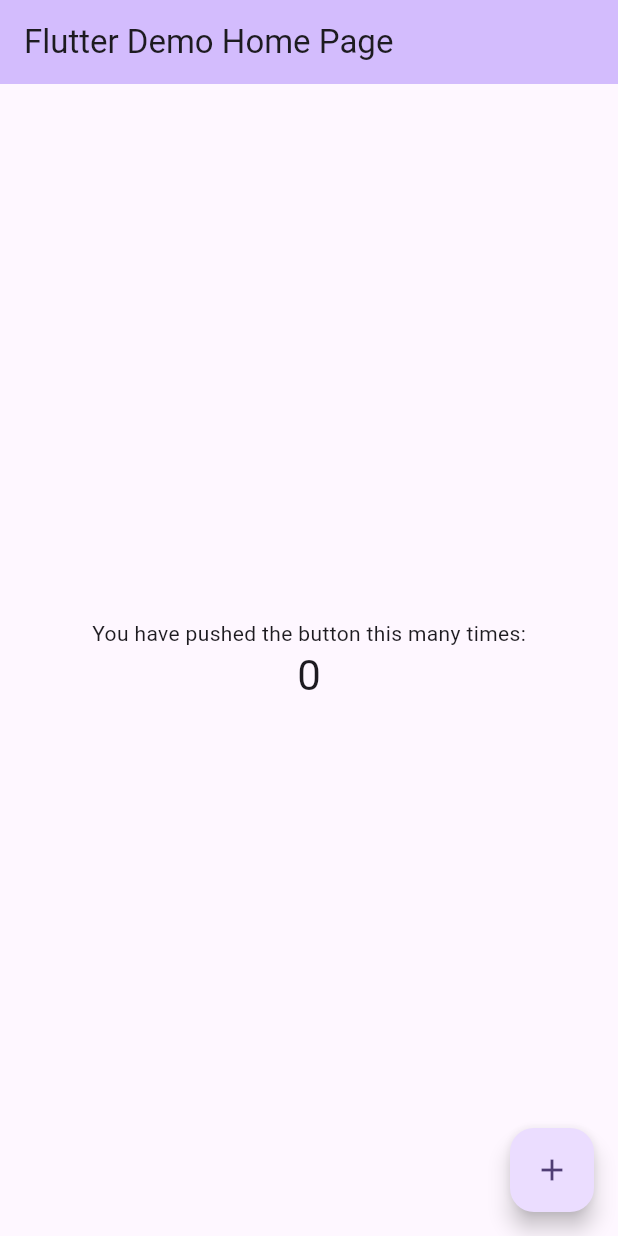
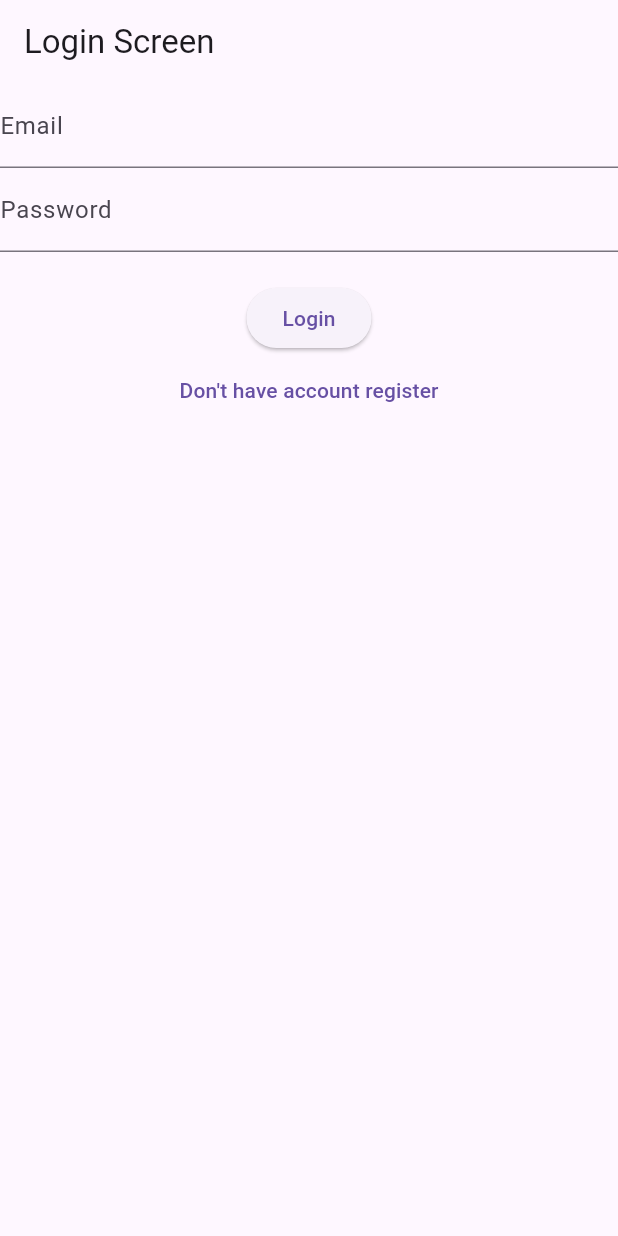
Before and after one commit to Dendup1234/Budget-tracker, a Flutter app: the screen it shows after launch, on a phone screen of 412 x 824 dp. Run offline on Flutter 3.47's test engine with Material 3 defaults, Android fonts, the phone set to English and light mode, and no system bars; our stand-ins replace shared_preferences; accounts and stored records are empty.

Commit message:
Added the User Authentication

```diff
--- /dev/null
+++ b/lib/authentication_screen/login.dart
@@ -0,0 +1,56 @@
+import 'package:budget_tracker/authentication_screen/register.dart';
+import 'package:budget_tracker/providers/auth_provider.dart';
+import 'package:flutter/material.dart';
+import 'package:provider/provider.dart';
+
+class Login extends StatefulWidget {
+  const Login({super.key});
+
+  @override
+  State<Login> createState() => _LoginState();
+}
+
+class _LoginState extends State<Login> {
+  final emailController = TextEditingController();
+  final passwordController = TextEditingController();
+
+  @override
+  Widget build(BuildContext context) {
+    final authProvider = Provider.of<AuthProvider>(context);
+    return Scaffold(
+      appBar: AppBar(title: Text("Login Screen")),
+      body: Column(
+        children: [
+          TextField(
+            controller: emailController,
+            decoration: const InputDecoration(labelText: "Email"),
+          ),
+          TextField(
+            controller: passwordController,
+            decoration: const InputDecoration(labelText: "Password"),
+          ),
+          const SizedBox(height: 20),
+          authProvider.isLoading
+              ? const CircularProgressIndicator()
+              : ElevatedButton(
+                  onPressed: () {
+                    authProvider.login(
+                      emailController.text,
+                      passwordController.text,
+                    );
+                  },
+                  child: const Text("Login"),
+                ),
+          TextButton(
+            onPressed: () {
+              Navigator.of(
+                context,
+              ).push(MaterialPageRoute(builder: (context) => const Register()));
+            },
+            child: Text("Don't have account register"),
+          ),
+        ],
+      ),
+    );
+  }
+}
--- a/lib/main.dart
+++ b/lib/main.dart
@@ -1,122 +1,26 @@
+import 'package:budget_tracker/authentication_screen/login.dart';
+import 'package:budget_tracker/widgets/home.dart';
 import 'package:flutter/material.dart';
+import 'package:provider/provider.dart';
+import 'providers/auth_provider.dart';
 
 void main() {
-  runApp(const MyApp());
+  runApp(
+    ChangeNotifierProvider(create: (_) => AuthProvider(), child: const MyApp()),
+  );
 }
 
 class MyApp extends StatelessWidget {
   const MyApp({super.key});
 
-  // This widget is the root of your application.
   @override
   Widget build(BuildContext context) {
     return MaterialApp(
-      title: 'Flutter Demo',
-      theme: ThemeData(
-        // This is the theme of your application.
-        //
-        // TRY THIS: Try running your application with "flutter run". You'll see
-        // the application has a purple toolbar. Then, without quitting the app,
-        // try changing the seedColor in the colorScheme below to Colors.green
-        // and then invoke "hot reload" (save your changes or press the "hot
-        // reload" button in a Flutter-supported IDE, or press "r" if you used
-        // the command line to start the app).
-        //
-        // Notice that the counter didn't reset back to zero; the application
-        // state is not lost during the reload. To reset the state, use hot
-        // restart instead.
-        //
-        // This works for code too, not just values: Most code changes can be
-        // tested with just a hot reload.
-        colorScheme: ColorScheme.fromSeed(seedColor: Colors.deepPurple),
+      home: Consumer<AuthProvider>(
+        builder: (context, auth, _) {
+          return auth.isAuthenticated ? const HomeScreen() : const Login();
+        },
       ),
-      home: const MyHomePage(title: 'Flutter Demo Home Page'),
     );
   }
 }
-
-class MyHomePage extends StatefulWidget {
-  const MyHomePage({super.key, required this.title});
-
-  // This widget is the home page of your application. It is stateful, meaning
-  // that it has a State object (defined below) that contains fields that affect
-  // how it looks.
-
-  // This class is the configuration for the state. It holds the values (in this
-  // case the title) provided by the parent (in this case the App widget) and
-  // used by the build method of the State. Fields in a Widget subclass are
-  // always marked "final".
-
-  final String title;
-
-  @override
-  State<MyHomePage> createState() => _MyHomePageState();
-}
-
-class _MyHomePageState extends State<MyHomePage> {
-  int _counter = 0;
-
-  void _incrementCounter() {
-    setState(() {
-      // This call to setState tells the Flutter framework that something has
-      // changed in this State, which causes it to rerun the build method below
-      // so that the display can reflect the updated values. If we changed
-      // _counter without calling setState(), then the build method would not be
-      // called again, and so nothing would appear to happen.
-      _counter++;
-    });
-  }
-
-  @override
-  Widget build(BuildContext context) {
-    // This method is rerun every time setState is called, for instance as done
-    // by the _incrementCounter method above.
-    //
-    // The Flutter framework has been optimized to make rerunning build methods
-    // fast, so that you can just rebuild anything that needs updating rather
-    // than having to individually change instances of widgets.
-    return Scaffold(
-      appBar: AppBar(
-        // TRY THIS: Try changing the color here to a specific color (to
-        // Colors.amber, perhaps?) and trigger a hot reload to see the AppBar
-        // change color while the other colors stay the same.
-        backgroundColor: Theme.of(context).colorScheme.inversePrimary,
-        // Here we take the value from the MyHomePage object that was created by
-        // the App.build method, and use it to set our appbar title.
-        title: Text(widget.title),
-      ),
-      body: Center(
-        // Center is a layout widget. It takes a single child and positions it
-        // in the middle of the parent.
-        child: Column(
-          // Column is also a layout widget. It takes a list of children and
-          // arranges them vertically. By default, it sizes itself to fit its
-          // children horizontally, and tries to be as tall as its parent.
-          //
-          // Column has various properties to control how it sizes itself and
-          // how it positions its children. Here we use mainAxisAlignment to
-          // center the children vertically; the main axis here is the vertical
-          // axis because Columns are vertical (the cross axis would be
-          // horizontal).
-          //
-          // TRY THIS: Invoke "debug painting" (choose the "Toggle Debug Paint"
-          // action in the IDE, or press "p" in the console), to see the
-          // wireframe for each widget.
-          mainAxisAlignment: MainAxisAlignment.center,
-          children: <Widget>[
-            const Text('You have pushed the button this many times:'),
-            Text(
-              '$_counter',
-              style: Theme.of(context).textTheme.headlineMedium,
-            ),
-          ],
-        ),
-      ),
-      floatingActionButton: FloatingActionButton(
-        onPressed: _incrementCounter,
-        tooltip: 'Increment',
-        child: const Icon(Icons.add),
-      ), // This trailing comma makes auto-formatting nicer for build methods.
-    );
-  }
-}
--- /dev/null
+++ b/lib/models/user.dart
@@ -0,0 +1,4 @@
+class User {
+  final String email;
+  User({required this.email});
+}
--- /dev/null
+++ b/lib/providers/auth_provider.dart
@@ -0,0 +1,82 @@
+import 'package:flutter/material.dart';
+import 'package:shared_preferences/shared_preferences.dart';
+import '../models/user.dart';
+
+class AuthProvider with ChangeNotifier {
+  User? _user;
+  bool _isLoading = false;
+
+  User? get user => _user;
+  bool get isAuthenticated => _user != null;
+  bool get isLoading => _isLoading;
+
+  AuthProvider() {
+    _loadUserFromPrefs();
+  }
+
+  //Loading the user from the prefs
+  Future<void> _loadUserFromPrefs() async {
+    final prefs = await SharedPreferences.getInstance();
+    final email = prefs.getString('user_email');
+    if (email != null) {
+      _user = User(email: email);
+      notifyListeners();
+    }
+  }
+
+  //Login functionality
+  Future<void> login(String email, String password) async {
+    _isLoading = true;
+    notifyListeners();
+
+    await Future.delayed(const Duration(seconds: 2));
+    final prefs = await SharedPreferences.getInstance();
+
+    final savedEmail = prefs.getString('registered_email');
+    final savedPassword = prefs.getString('registered_password');
+
+    if (email == savedEmail && password == savedPassword) {
+      _user = User(email: email);
+      await prefs.setString('user_email', email);
+    }
+
+    _isLoading = false;
+    notifyListeners();
+  }
+
+  //Register function
+  Future<String?> register(
+    String email,
+    String password,
+    String confirmPassword,
+  ) async {
+    _isLoading = true;
+    notifyListeners();
+    await Future.delayed(const Duration(seconds: 2));
+
+    if (password != confirmPassword) {
+      _isLoading = false;
+      notifyListeners();
+      return "Passwords do not match.";
+    }
+
+    final prefs = await SharedPreferences.getInstance();
+    await prefs.setString('registered_email', email);
+    await prefs.setString('registered_password', password);
+
+    _user = User(email: email);
+    await prefs.setString('user_email', email);
+
+    _isLoading = false;
+    notifyListeners();
+    return null; // Success
+  }
+
+  //Logout function
+  Future<void> logout() async {
+    _user = null;
+    final prefs = await SharedPreferences.getInstance();
+    await prefs.remove('user_email');
+    notifyListeners();
+  }
+}
--- a/pubspec.yaml
+++ b/pubspec.yaml
@@ -34,6 +34,8 @@ dependencies:
   # The following adds the Cupertino Icons font to your application.
   # Use with the CupertinoIcons class for iOS style icons.
   cupertino_icons: ^1.0.8
+  provider: ^6.1.5
+  shared_preferences: ^2.5.3
 
 dev_dependencies:
   flutter_test:
```
Also changed, not shown: lib/authentication_screen/register.dart (added, +84 -0 lines), lib/widgets/home.dart (added, +27 -0 lines), pubspec.lock, 2 other files.
